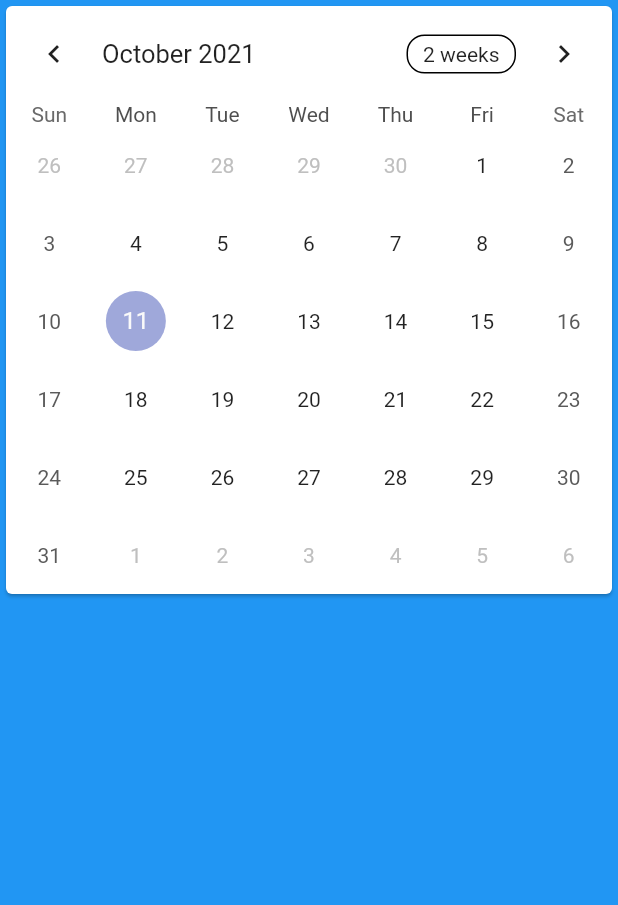
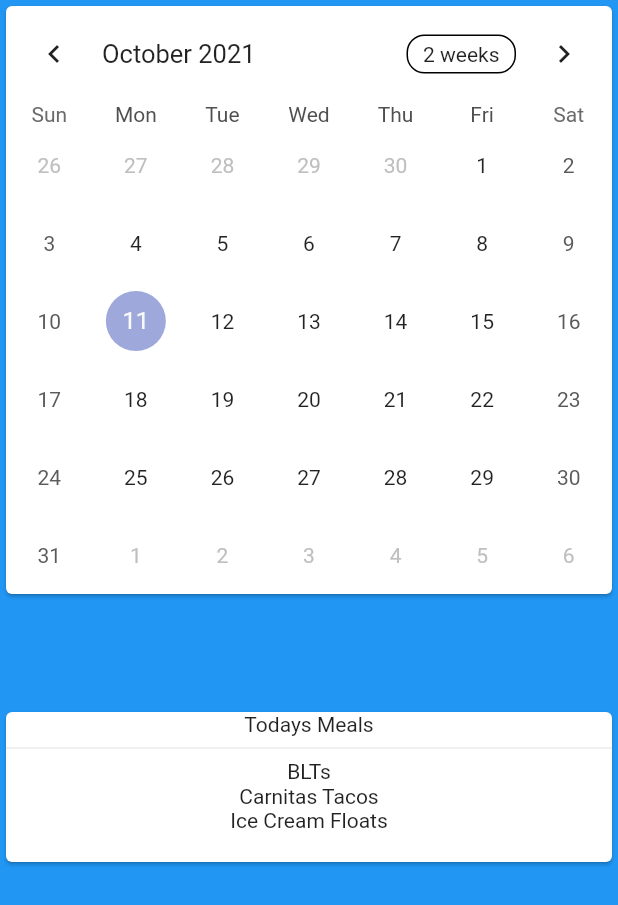
Before and after one commit to dtleight/meal_maestro, a Flutter app: the MealPlanPage widget shown alone on an empty page, opened directly, on a phone screen of 412 x 824 dp. Shown: the top 905 px of the screen. Run offline on Flutter 3.47's test engine with Material 2 defaults, Android fonts, the phone set to English and light mode, and no system bars; drawn by our look-alikes of table_calendar; our stand-ins replace cloud_firestore, firebase_analytics, firebase_auth, firebase_core, firebase_messaging, google_sign_in and 1 more; accounts and stored records are empty; network calls fail.

```diff
--- a/lib/Containers/HomeContainer.dart
+++ b/lib/Containers/HomeContainer.dart
@@ -18,7 +18,7 @@ class HomeContainer extends StatefulWidget
 class HomeContainerState extends State<HomeContainer>
 {
   List<Widget> active = [RecipeManagerPage(), ShoppingListPage(), MealPlanPage(), PantryPage(), SettingsPage()];
-  int index = 0;
+  int index = 2;
   @override
   Widget build(BuildContext context)
   {
@@ -28,8 +28,8 @@ class HomeContainerState extends State<HomeContainer>
       bottomNavigationBar: BottomNavigationBar
         (
         items: const [
-          BottomNavigationBarItem(icon: Icon(Icons.calendar_today,), label: "Recipe Manager"),
-          BottomNavigationBarItem(icon: Icon(Icons.shopping_basket_rounded), label: "Shoping List"),
+          BottomNavigationBarItem(icon: Icon(Icons.calendar_today,), label: "Recipes"),
+          BottomNavigationBarItem(icon: Icon(Icons.shopping_basket_rounded), label: "Shop"),
           BottomNavigationBarItem(icon: Icon(Icons.calendar_today), label: "Calendar"),
           BottomNavigationBarItem(icon: Icon(Icons.food_bank), label: "Pantry"),
           BottomNavigationBarItem(icon: Icon(Icons.share), label: "Share")
--- a/lib/Pages/MealPlanPage.dart
+++ b/lib/Pages/MealPlanPage.dart
@@ -1,5 +1,6 @@
 import 'package:flutter/cupertino.dart';
 import 'package:flutter/material.dart';
+import 'package:meal_maestro/Containers/CalendarDayContainer.dart';
 import 'package:table_calendar/table_calendar.dart';
 
 class MealPlanPage extends StatefulWidget
@@ -41,7 +42,10 @@ class MealPlanPageState extends State<MealPlanPage>
                  return AlertDialog
                    (
                    title: Text("Meal Schedule"),
-                   content: Container(height: 500, width: 500,),
+                   content: Container(
+                     height: 500, width: 500,
+                     child: CalendarDayContainer(),
+                   ),
                  );
                },
              );
@@ -51,7 +55,28 @@ class MealPlanPageState extends State<MealPlanPage>
            },
 
          ),
-       )
+       ),
+        Spacer(flex: 1,),
+        Flexible(
+          flex: 5,
+          child: Card(color: Colors.white,
+            child: Container(
+              height: 100, width: 500,
+              child: Center
+                (
+                child: Column(
+                  children: [
+                    Text("Todays Meals"),
+                    Divider(),
+                    Text("BLTs"),
+                    Text("Carnitas Tacos"),
+                    Text("Ice Cream Floats"),
+                  ],
+                ),
+              ),
+            ),
+          ),
+        ),
       ],
     );
   }
--- a/lib/Utilities/APIRouter.dart
+++ b/lib/Utilities/APIRouter.dart
@@ -7,7 +7,6 @@ class APIRouter
 {
   Future<List<FoodItem>> searchByProductName(String name) async
   {
-    print("called");
     Uri uri = Uri.https(
         "api.edamam.com", "/api/food-database/v2/parser",
       {
@@ -21,8 +20,7 @@ class APIRouter
       // If the server did return a 200 OK response, parse the json
       List values = json.decode(response.body)['hints'];
       values.forEach((e) => results.add(FoodItem(e['food']['label'], e['food']['foodId'],e['food']['image']??"https://image.shutterstock.com/image-vector/default-ui-image-placeholder-wireframes-600w-1037719192.jpg")));
-    // results.forEach((element) {print(element.name);});
-     return results;
+      return results;
     }
     else
     {
--- a/lib/main.dart
+++ b/lib/main.dart
@@ -36,6 +36,7 @@ class MyApp extends StatelessWidget
         ),
 
       ),
+      debugShowCheckedModeBanner: false,
       home:LoginContainer(),
     );
   }
--- a/pubspec.yaml
+++ b/pubspec.yaml
@@ -19,6 +19,7 @@ dependencies:
   firebase_crashlytics: ^2.2.1
   cupertino_icons: ^1.0.2
   table_calendar: ^3.0.2
+  pie_chart: ^5.0.1
 
 dev_dependencies:
   flutter_test:
```
Also changed, not shown: lib/Containers/CalendarDayContainer.dart (added, +57 -0 lines), lib/Pages/PantryPage.dart (+17 -9 lines), lib/Pages/PopupPages/HealthOutlookPage.dart (added, +21 -0 lines), lib/Widgets/NavigationRow.dart (added, +62 -0 lines), pubspec.lock.
